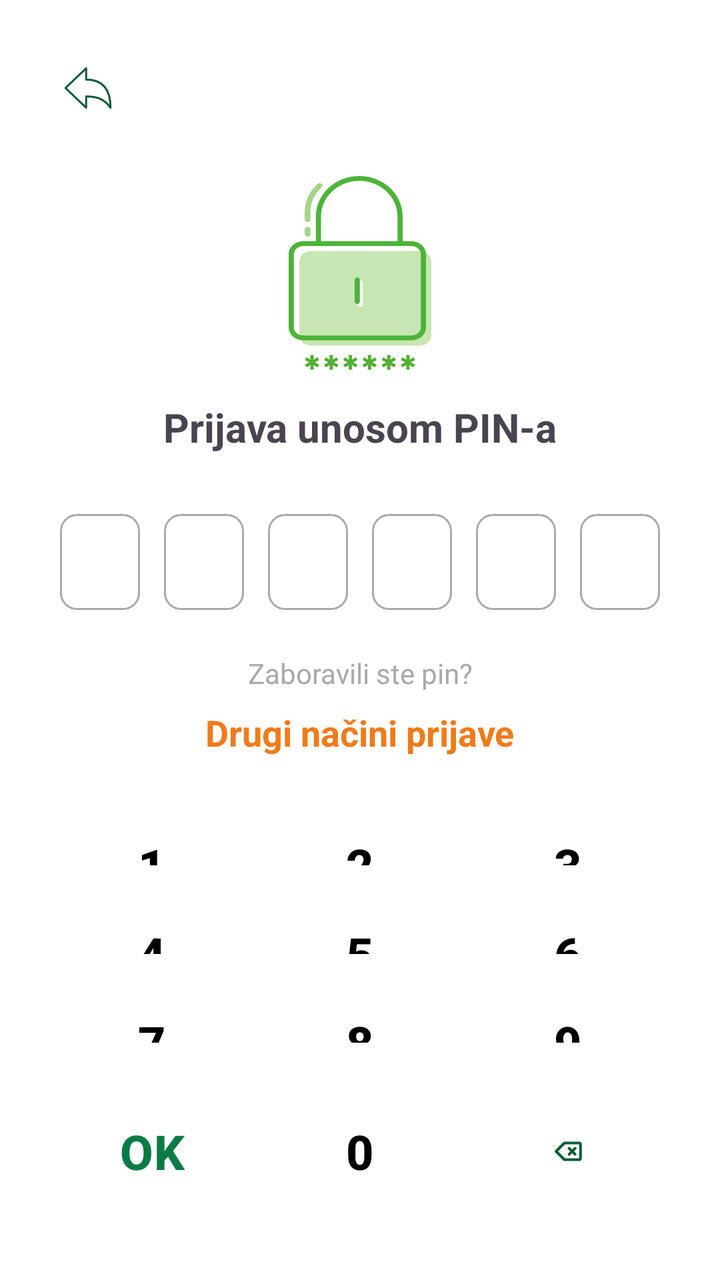
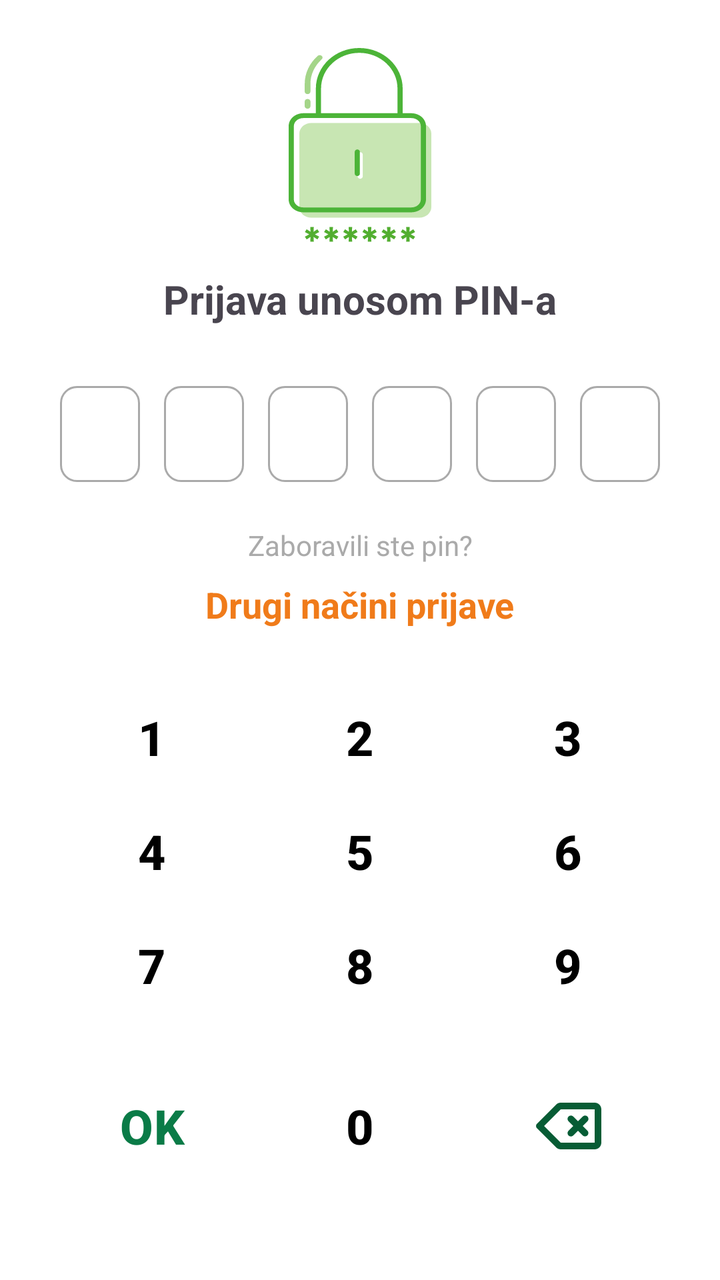

An Android layout rendered at two revisions. The XML below is the earlier revision; the diff shows what the commit changed to produce the second picture.
<!-- AndroidManifest.xml: another module's application theme Theme.OTPStudent -->
<!-- res/layout/activity_pin_unlock.xml -->
<?xml version="1.0" encoding="utf-8"?>
<androidx.constraintlayout.widget.ConstraintLayout
    xmlns:android="http://schemas.android.com/apk/res/android"
    xmlns:app="http://schemas.android.com/apk/res-auto"
    android:layout_width="match_parent"
    android:layout_height="match_parent"
    android:padding="24dp"
    android:background="@android:color/white">

    
    <ImageButton
        android:id="@+id/btnBack"
        android:layout_width="40dp"
        android:layout_height="40dp"
        android:background="?attr/selectableItemBackgroundBorderless"
        android:src="@drawable/ic_back"
        app:tint="@color/otp_green_dark"
        app:layout_constraintTop_toTopOf="parent"
        app:layout_constraintStart_toStartOf="parent"/>

    
    <ImageView
        android:id="@+id/ivLock"
        android:layout_width="100dp"
        android:layout_height="100dp"
        android:src="@drawable/ic_lock"
        android:layout_marginTop="24dp"
        app:layout_constraintTop_toBottomOf="@id/btnBack"
        app:layout_constraintStart_toStartOf="parent"
        app:layout_constraintEnd_toEndOf="parent"/>

    
    <TextView
        android:id="@+id/tvTitle"
        android:layout_width="wrap_content"
        android:layout_height="wrap_content"
        android:text="Prijava unosom PIN-a"
        android:textStyle="bold"
        android:textSize="20sp"
        android:layout_marginTop="12dp"
        app:layout_constraintTop_toBottomOf="@id/ivLock"
        app:layout_constraintStart_toStartOf="parent"
        app:layout_constraintEnd_toEndOf="parent"/>

    
    <LinearLayout
        android:id="@+id/pinContainer"
        android:layout_width="wrap_content"
        android:layout_height="wrap_content"
        android:orientation="horizontal"
        android:layout_marginTop="24dp"
        app:layout_constraintTop_toBottomOf="@id/tvTitle"
        app:layout_constraintStart_toStartOf="parent"
        app:layout_constraintEnd_toEndOf="parent">

        <View android:id="@+id/pin1" style="@style/PinBox"/>
        <View android:id="@+id/pin2" style="@style/PinBox"/>
        <View android:id="@+id/pin3" style="@style/PinBox"/>
        <View android:id="@+id/pin4" style="@style/PinBox"/>
        <View android:id="@+id/pin5" style="@style/PinBox"/>
        <View android:id="@+id/pin6" style="@style/PinBox"/>
    </LinearLayout>

    
    <TextView
        android:id="@+id/tvForgotPin"
        android:layout_width="wrap_content"
        android:layout_height="wrap_content"
        android:text="Zaboravili ste pin?"
        android:textSize="14sp"
        android:textColor="@android:color/darker_gray"
        android:layout_marginTop="16dp"
        app:layout_constraintTop_toBottomOf="@id/pinContainer"
        app:layout_constraintStart_toStartOf="parent"
        app:layout_constraintEnd_toEndOf="parent"/>

    
    <TextView
        android:id="@+id/tvOtherLogin"
        android:layout_width="wrap_content"
        android:layout_height="wrap_content"
        android:text="Drugi načini prijave"
        android:textStyle="bold"
        android:textSize="18sp"
        android:textColor="@color/otp_orange"
        android:layout_marginTop="8dp"
        app:layout_constraintTop_toBottomOf="@id/tvForgotPin"
        app:layout_constraintStart_toStartOf="parent"
        app:layout_constraintEnd_toEndOf="parent"/>

    
    <GridLayout
        android:id="@+id/keypadGrid"
        android:layout_width="0dp"
        android:layout_height="0dp"
        android:layout_marginTop="24dp"
        android:alignmentMode="alignMargins"
        android:columnCount="3"
        android:rowCount="4"
        android:useDefaultMargins="true"
        app:layout_constraintTop_toBottomOf="@id/tvOtherLogin"
        app:layout_constraintStart_toStartOf="parent"
        app:layout_constraintEnd_toEndOf="parent"
        app:layout_constraintBottom_toBottomOf="parent">

        <Button
            android:id="@+id/key1"
            style="@style/KeypadButton"
            android:textSize="24sp"
            android:text="1"
            android:layout_width="0dp"
            android:layout_height="0dp"
            android:layout_columnWeight="1"
            android:layout_rowWeight="1"
            android:layout_gravity="fill" />

        <Button
            android:id="@+id/key2"
            style="@style/KeypadButton"
            android:textSize="24sp"
            android:text="2"
            android:layout_width="0dp"
            android:layout_height="0dp"
            android:layout_columnWeight="1"
            android:layout_rowWeight="1"
            android:layout_gravity="fill" />

        <Button
            android:id="@+id/key3"
            style="@style/KeypadButton"
            android:textSize="24sp"
            android:text="3"
            android:layout_width="0dp"
            android:layout_height="0dp"
            android:layout_columnWeight="1"
            android:layout_rowWeight="1"
            android:layout_gravity="fill" />

        <Button
            android:id="@+id/key4"
            style="@style/KeypadButton"
            android:textSize="24sp"
            android:text="4"
            android:layout_width="0dp"
            android:layout_height="0dp"
            android:layout_columnWeight="1"
            android:layout_rowWeight="1"
            android:layout_gravity="fill" />

        <Button
            android:id="@+id/key5"
            style="@style/KeypadButton"
            android:textSize="24sp"
            android:text="5"
            android:layout_width="0dp"
            android:layout_height="0dp"
            android:layout_columnWeight="1"
            android:layout_rowWeight="1"
            android:layout_gravity="fill" />

        <Button
            android:id="@+id/key6"
            style="@style/KeypadButton"
            android:textSize="24sp"
            android:text="6"
            android:layout_width="0dp"
            android:layout_height="0dp"
            android:layout_columnWeight="1"
            android:layout_rowWeight="1"
            android:layout_gravity="fill" />

        <Button
            android:id="@+id/key7"
            style="@style/KeypadButton"
            android:textSize="24sp"
            android:text="7"
            android:layout_width="0dp"
            android:layout_height="0dp"
            android:layout_columnWeight="1"
            android:layout_rowWeight="1"
            android:layout_gravity="fill" />

        <Button
            android:id="@+id/key8"
            style="@style/KeypadButton"
            android:textSize="24sp"
            android:text="8"
            android:layout_width="0dp"
            android:layout_height="0dp"
            android:layout_columnWeight="1"
            android:layout_rowWeight="1"
            android:layout_gravity="fill" />

        <Button
            android:id="@+id/key9"
            style="@style/KeypadButton"
            android:textSize="24sp"
            android:text="9"
            android:layout_width="0dp"
            android:layout_height="0dp"
            android:layout_columnWeight="1"
            android:layout_rowWeight="1"
            android:layout_gravity="fill" />

        <Button
            android:id="@+id/keyOk"
            style="@style/KeypadButton"
            android:textSize="24sp"
            android:textColor="@color/otp_green"
            android:text="OK"
            android:layout_width="0dp"
            android:layout_height="0dp"
            android:layout_columnWeight="1"
            android:layout_rowWeight="1"
            android:layout_gravity="fill" />

        <Button
            android:id="@+id/key0"
            style="@style/KeypadButton"
            android:textSize="24sp"
            android:text="0"
            android:layout_width="0dp"
            android:layout_height="0dp"
            android:layout_columnWeight="1"
            android:layout_rowWeight="1"
            android:layout_gravity="fill" />

        <ImageButton
            android:id="@+id/keyDel"
            android:layout_width="0dp"
            android:layout_height="0dp"
            android:layout_columnWeight="1"
            android:layout_rowWeight="2"
            android:layout_gravity="fill"
            android:background="@color/white"
            android:src="@drawable/ic_backspace"
            android:scaleType="fitCenter"
            android:padding="28dp"
            app:tint="@color/otp_green_dark" />


    </GridLayout>

</androidx.constraintlayout.widget.ConstraintLayout>
<!-- resources referenced by this layout -->
<resources>
  <color name="otp_green">#0A7B47</color>
  <color name="otp_green_dark">#075C35</color>
  <color name="otp_orange">#F07B1A</color>
  <color name="white">#FFFFFFFF</color>
  <!-- drawable ic_back (drawable) -->
  <vector xmlns:android="http://schemas.android.com/apk/res/android"
      android:width="30dp"
      android:height="30dp"
      android:viewportWidth="30"
      android:viewportHeight="30">
    <path
        android:strokeWidth="1"
        android:pathData="M14.063,24.844V19.219C20.883,19.219 23.402,21.197 26.25,24.844C26.25,17.858 23.931,10.781 14.063,10.781V5.156L3.75,15L14.063,24.844Z"
        android:strokeLineJoin="round"
        android:fillColor="#00000000"
        android:strokeColor="#000000"/>
  </vector>
  <style name="KeypadButton">
          <item name="android:layout_width">64dp</item>
          <item name="android:layout_height">64dp</item>
          <item name="android:textSize">18sp</item>
          <item name="android:textStyle">bold</item>
          <item name="android:background">@android:color/transparent</item>
          <item name="android:textColor">@android:color/black</item>
  
      </style>
  <style name="PinBox">
          <item name="android:layout_width">40dp</item>
          <item name="android:layout_height">48dp</item>
          <item name="android:layout_margin">6dp</item>
          <item name="android:background">@drawable/bg_pin_box</item>
  
      </style>
  <style name="Theme.OTPStudent" parent="Theme.Material3.Light.NoActionBar">
          <item name="colorPrimary">@color/otp_green</item>
          <item name="colorSecondary">@color/otp_green_dark</item>
          <item name="colorControlHighlight">@android:color/transparent</item>
          <item name="colorSecondaryContainer">@android:color/transparent</item>
          <item name="colorSurface">@android:color/white</item>
          <item name="android:colorBackground">@android:color/white</item>
      </style>
  <!-- drawable bg_pin_box (drawable) -->
  <?xml version="1.0" encoding="utf-8"?>
  <shape xmlns:android="http://schemas.android.com/apk/res/android">
      <solid android:color="@android:color/transparent"/>
      <stroke
          android:width="1dp"
          android:color="@android:color/darker_gray"/>
      <corners android:radius="8dp"/>
  </shape>
  <!-- unchanged entries left out for length: 2 -->
</resources>

<!-- the commit's change to res/layout/activity_pin_unlock.xml (unified diff, before → after) -->
@@ -7,29 +7,15 @@
     android:padding="24dp"
     android:background="@android:color/white">
 
-    
-    <ImageButton
-        android:id="@+id/btnBack"
-        android:layout_width="40dp"
-        android:layout_height="40dp"
-        android:background="?attr/selectableItemBackgroundBorderless"
-        android:src="@drawable/ic_back"
-        app:tint="@color/otp_green_dark"
-        app:layout_constraintTop_toTopOf="parent"
-        app:layout_constraintStart_toStartOf="parent"/>
-
-    
     <ImageView
         android:id="@+id/ivLock"
         android:layout_width="100dp"
         android:layout_height="100dp"
         android:src="@drawable/ic_lock"
         android:layout_marginTop="24dp"
-        app:layout_constraintTop_toBottomOf="@id/btnBack"
-        app:layout_constraintStart_toStartOf="parent"
-        app:layout_constraintEnd_toEndOf="parent"/>
-
-    
+        app:layout_constraintStart_toStartOf="parent"
+        app:layout_constraintEnd_toEndOf="parent"/>
+
     <TextView
         android:id="@+id/tvTitle"
         android:layout_width="wrap_content"
@@ -42,7 +28,6 @@
         app:layout_constraintStart_toStartOf="parent"
         app:layout_constraintEnd_toEndOf="parent"/>
 
-    
     <LinearLayout
         android:id="@+id/pinContainer"
         android:layout_width="wrap_content"
@@ -61,7 +46,6 @@
         <View android:id="@+id/pin6" style="@style/PinBox"/>
     </LinearLayout>
 
-    
     <TextView
         android:id="@+id/tvForgotPin"
         android:layout_width="wrap_content"
@@ -74,7 +58,6 @@
         app:layout_constraintStart_toStartOf="parent"
         app:layout_constraintEnd_toEndOf="parent"/>
 
-    
     <TextView
         android:id="@+id/tvOtherLogin"
         android:layout_width="wrap_content"
@@ -88,7 +71,6 @@
         app:layout_constraintStart_toStartOf="parent"
         app:layout_constraintEnd_toEndOf="parent"/>
 
-    
     <GridLayout
         android:id="@+id/keypadGrid"
         android:layout_width="0dp"
<!-- resource entries referenced after the edit -->
@@ -4,19 +4,6 @@
   <color name="otp_green_dark">#075C35</color>
   <color name="otp_orange">#F07B1A</color>
   <color name="white">#FFFFFFFF</color>
-  <!-- drawable ic_back (drawable) -->
-  <vector xmlns:android="http://schemas.android.com/apk/res/android"
-      android:width="30dp"
-      android:height="30dp"
-      android:viewportWidth="30"
-      android:viewportHeight="30">
-    <path
-        android:strokeWidth="1"
-        android:pathData="M14.063,24.844V19.219C20.883,19.219 23.402,21.197 26.25,24.844C26.25,17.858 23.931,10.781 14.063,10.781V5.156L3.75,15L14.063,24.844Z"
-        android:strokeLineJoin="round"
-        android:fillColor="#00000000"
-        android:strokeColor="#000000"/>
-  </vector>
   <style name="KeypadButton">
           <item name="android:layout_width">64dp</item>
           <item name="android:layout_height">64dp</item>
